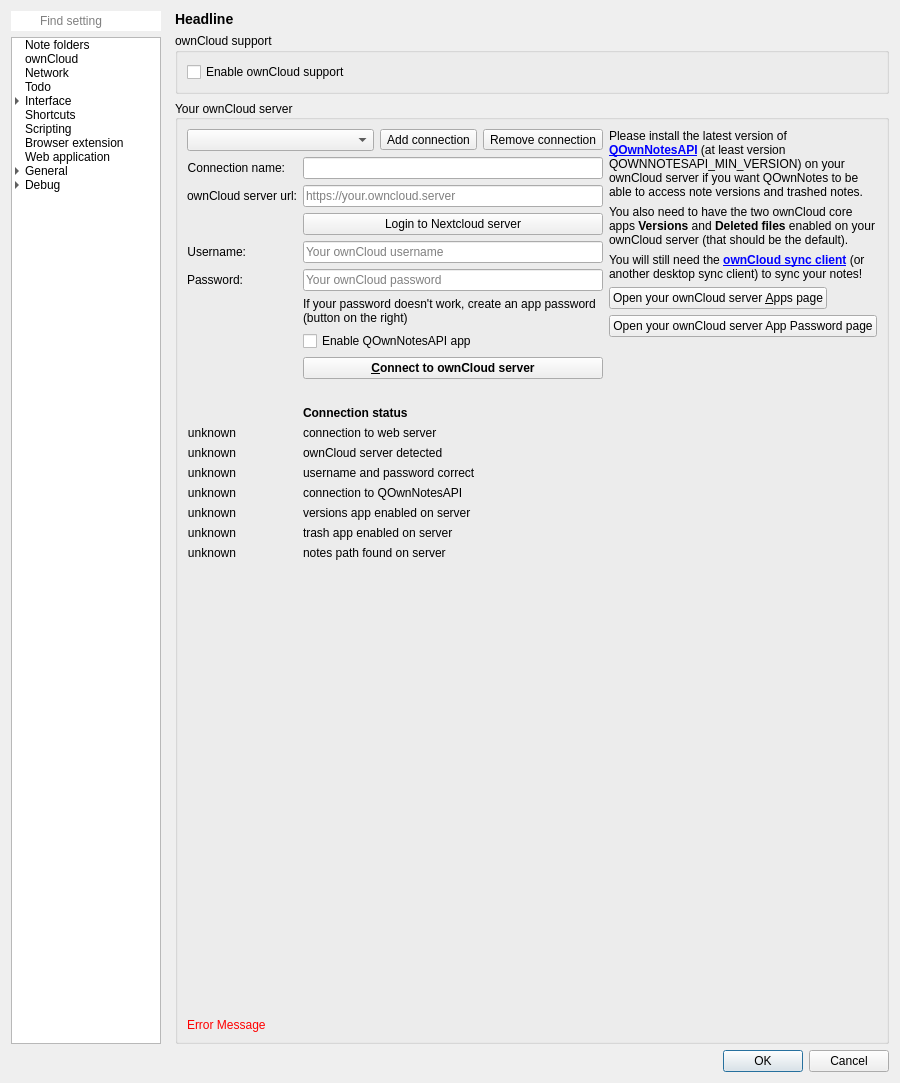
Above: src/dialogs/settingsdialog.ui from pbek/QOwnNotes before the change. Below: the same form after it.
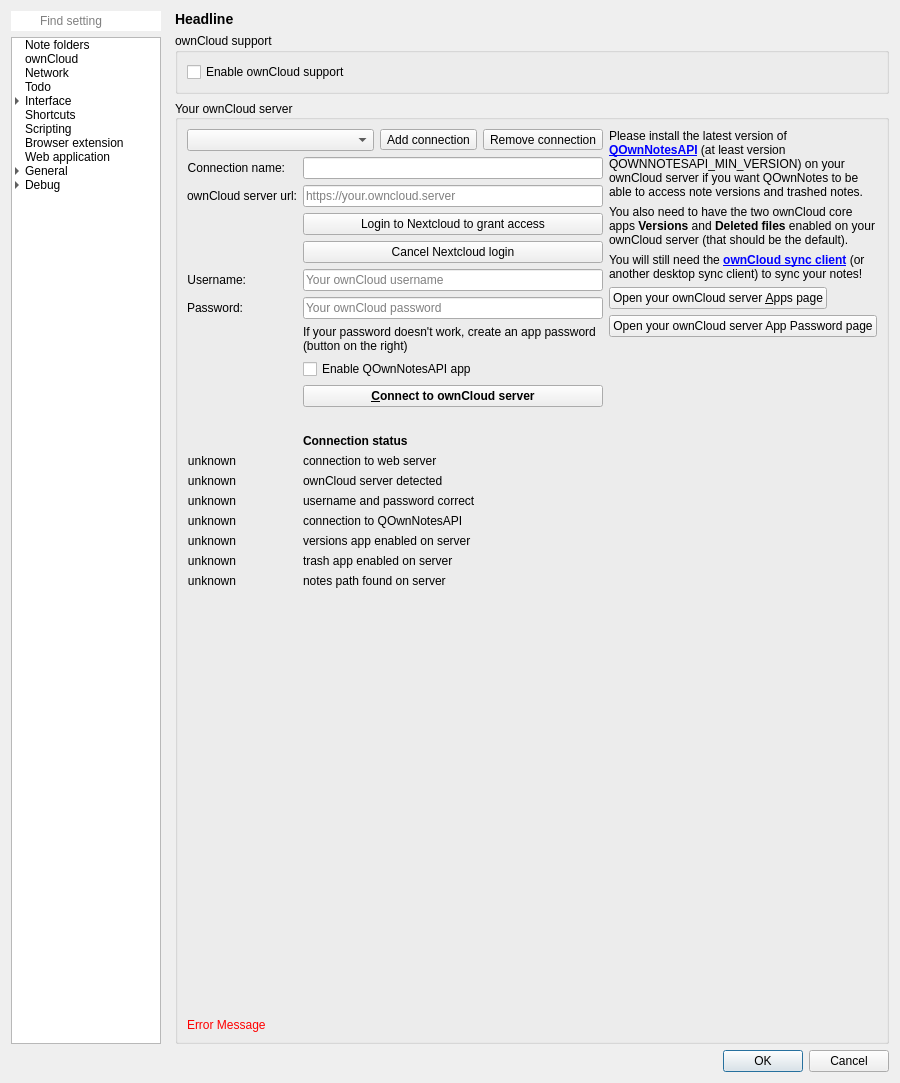
That is the form after the change. Icons and pictures are not drawn. Custom widgets are drawn as their Qt base class.

Commit message: Finish Nextcloud login flow v2 implementation (#2233)

```diff
--- a/src/dialogs/settingsdialog.ui
+++ b/src/dialogs/settingsdialog.ui
@@ -1133,7 +1133,7 @@
                     </property>
                    </widget>
                   </item>
-                  <item row="6" column="0">
+                  <item row="7" column="0">
                    <widget class="QLabel" name="label_3">
                     <property name="text">
                      <string>Username:</string>
@@ -1143,7 +1143,7 @@
                     </property>
                    </widget>
                   </item>
-                  <item row="6" column="1">
+                  <item row="7" column="1">
                    <widget class="QLineEdit" name="userNameEdit">
                     <property name="sizePolicy">
                      <sizepolicy hsizetype="Expanding" vsizetype="Minimum">
@@ -1168,7 +1168,7 @@
                     </property>
                    </widget>
                   </item>
-                  <item row="7" column="0">
+                  <item row="8" column="0">
                    <widget class="QLabel" name="label_5">
                     <property name="text">
                      <string>Password:</string>
@@ -1178,7 +1178,7 @@
                     </property>
                    </widget>
                   </item>
-                  <item row="7" column="1">
+                  <item row="8" column="1">
                    <widget class="QLineEdit" name="passwordEdit">
                     <property name="sizePolicy">
                      <sizepolicy hsizetype="Expanding" vsizetype="Minimum">
@@ -1206,7 +1206,7 @@
                     </property>
                    </widget>
                   </item>
-                  <item row="10" column="1">
+                  <item row="11" column="1">
                    <widget class="QPushButton" name="connectButton">
                     <property name="sizePolicy">
                      <sizepolicy hsizetype="Minimum" vsizetype="Fixed">
@@ -1235,7 +1235,7 @@
                     </property>
                    </widget>
                   </item>
-                  <item row="12" column="1">
+                  <item row="13" column="1">
                    <widget class="QLabel" name="okLabelStatus">
                     <property name="sizePolicy">
                      <sizepolicy hsizetype="Preferred" vsizetype="Fixed">
@@ -1251,7 +1251,7 @@
                     </property>
                    </widget>
                   </item>
-                  <item row="13" column="0">
+                  <item row="14" column="0">
                    <widget class="QLabel" name="ok1Label">
                     <property name="text">
                      <string>unknown</string>
@@ -1261,14 +1261,14 @@
                     </property>
                    </widget>
                   </item>
-                  <item row="13" column="1">
+                  <item row="14" column="1">
                    <widget class="QLabel" name="check1Label">
                     <property name="text">
                      <string>connection to web server</string>
                     </property>
                    </widget>
                   </item>
-                  <item row="14" column="0">
+                  <item row="15" column="0">
                    <widget class="QLabel" name="ok2Label">
                     <property name="text">
                      <string>unknown</string>
@@ -1278,14 +1278,14 @@
                     </property>
                    </widget>
                   </item>
-                  <item row="14" column="1">
+                  <item row="15" column="1">
                    <widget class="QLabel" name="check2Label">
                     <property name="text">
                      <string>ownCloud server detected</string>
                     </property>
                    </widget>
                   </item>
-                  <item row="15" column="0">
+                  <item row="16" column="0">
                    <widget class="QLabel" name="ok3Label">
                     <property name="text">
                      <string>unknown</string>
@@ -1295,14 +1295,14 @@
                     </property>
                    </widget>
                   </item>
-                  <item row="15" column="1">
+                  <item row="16" column="1">
                    <widget class="QLabel" name="check3Label">
                     <property name="text">
                      <string>username and password correct</string>
                     </property>
                    </widget>
                   </item>
-                  <item row="16" column="0">
+                  <item row="17" column="0">
                    <widget class="QLabel" name="ok4Label">
                     <property name="text">
                      <string>unknown</string>
@@ -1312,14 +1312,14 @@
                     </property>
                    </widget>
                   </item>
-                  <item row="16" column="1">
+                  <item row="17" column="1">
                    <widget class="QLabel" name="check4Label">
                     <property name="text">
                      <string>connection to QOwnNotesAPI</string>
                     </property>
                    </widget>
                   </item>
-                  <item row="17" column="0">
+                  <item row="18" column="0">
                    <widget class="QLabel" name="ok6Label">
                     <property name="text">
                      <string>unknown</string>
@@ -1329,14 +1329,14 @@
                     </property>
                    </widget>
                   </item>
-                  <item row="17" column="1">
+                  <item row="18" column="1">
                    <widget class="QLabel" name="check6Label">
                     <property name="text">
                      <string>versions app enabled on server</string>
                     </property>
                    </widget>
                   </item>
-                  <item row="18" column="0">
+                  <item row="19" column="0">
                    <widget class="QLabel" name="ok7Label">
                     <property name="text">
                      <string>unknown</string>
@@ -1346,14 +1346,14 @@
                     </property>
                    </widget>
                   </item>
-                  <item row="18" column="1">
+                  <item row="19" column="1">
                    <widget class="QLabel" name="check7Label">
                     <property name="text">
                      <string>trash app enabled on server</string>
                     </property>
                    </widget>
                   </item>
-                  <item row="19" column="0">
+                  <item row="20" column="0">
                    <widget class="QLabel" name="ok8Label">
                     <property name="text">
                      <string>unknown</string>
@@ -1363,14 +1363,14 @@
                     </property>
                    </widget>
                   </item>
-                  <item row="19" column="1">
+                  <item row="20" column="1">
                    <widget class="QLabel" name="check8Label">
                     <property name="text">
                      <string>notes path found on server</string>
                     </property>
                    </widget>
                   </item>
-                  <item row="20" column="1">
+                  <item row="21" column="1">
                    <spacer name="verticalSpacer_2">
                     <property name="orientation">
                      <enum>Qt::Vertical</enum>
@@ -1383,7 +1383,7 @@
                     </property>
                    </spacer>
                   </item>
-                  <item row="11" column="1">
+                  <item row="12" column="1">
                    <spacer name="verticalSpacer_18">
                     <property name="orientation">
                      <enum>Qt::Vertical</enum>
@@ -1399,14 +1399,14 @@
                     </property>
                    </spacer>
                   </item>
-                  <item row="9" column="1">
+                  <item row="10" column="1">
                    <widget class="QCheckBox" name="appQOwnNotesAPICheckBox">
                     <property name="text">
                      <string>Enable QOwnNotesAPI app</string>
                     </property>
                    </widget>
                   </item>
-                  <item row="8" column="1">
+                  <item row="9" column="1">
                    <widget class="QLabel" name="label_8">
                     <property name="sizePolicy">
                      <sizepolicy hsizetype="MinimumExpanding" vsizetype="Fixed">
@@ -1428,7 +1428,7 @@
                      <string>Login flow v2 only works with Nextcloud, not with ownCloud. If you have troubles you need to create an app password by hand.</string>
                     </property>
                     <property name="text">
-                     <string>Login to Nextcloud server</string>
+                     <string>Login to Nextcloud to grant access</string>
                     </property>
                     <property name="icon">
                      <iconset theme="go-next" resource="../breeze-qownnotes.qrc">
@@ -1436,6 +1436,17 @@
                     </property>
                    </widget>
                   </item>
+                  <item row="6" column="1">
+                   <widget class="QPushButton" name="loginFlowCancelButton">
+                    <property name="text">
+                     <string>Cancel Nextcloud login</string>
+                    </property>
+                    <property name="icon">
+                     <iconset theme="dialog-cancel" resource="../breeze-qownnotes.qrc">
+                      <normaloff>:/icons/breeze-qownnotes/16x16/dialog-cancel.svg</normaloff>:/icons/breeze-qownnotes/16x16/dialog-cancel.svg</iconset>
+                    </property>
+                   </widget>
+                  </item>
                  </layout>
                 </item>
                </layout>
```
Left out of the diff: 4 changed lines with no effect on the pictures. The commit also changes 8 other files.
